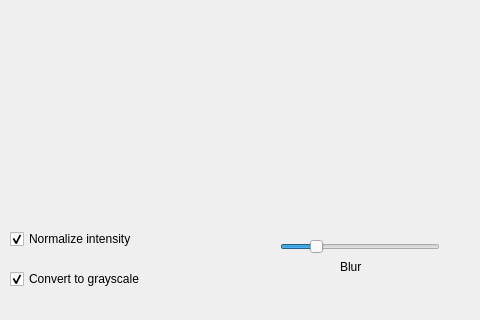
cloutician/WormProfiler, file src/ui/mainwindow.ui: the form before one commit; both pictures show x 0 to 480 and y 280 to 600 of the 800 by 600 pixel window.
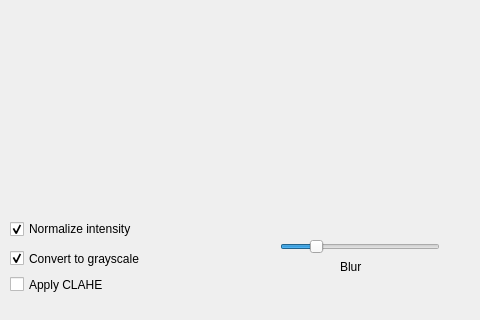
The form after the commit.

Commit message: Add CLAHE preprocessing option

```diff
--- a/src/ui/mainwindow.ui
+++ b/src/ui/mainwindow.ui
@@ -78,7 +78,7 @@
     <property name="geometry">
      <rect>
       <x>10</x>
-      <y>490</y>
+      <y>480</y>
       <width>194</width>
       <height>20</height>
      </rect>
@@ -164,9 +164,9 @@
     <property name="geometry">
      <rect>
       <x>10</x>
-      <y>530</y>
+      <y>509</y>
       <width>131</width>
-      <height>20</height>
+      <height>21</height>
      </rect>
     </property>
     <property name="text">
@@ -176,6 +176,19 @@
      <bool>true</bool>
     </property>
    </widget>
+   <widget class="QCheckBox" name="claheCheckBox">
+    <property name="geometry">
+     <rect>
+      <x>10</x>
+      <y>530</y>
+      <width>101</width>
+      <height>31</height>
+     </rect>
+    </property>
+    <property name="text">
+     <string>Apply CLAHE</string>
+    </property>
+   </widget>
   </widget>
   <widget class="QMenuBar" name="menubar">
    <property name="geometry">
```
The commit also changes 3 other files.
